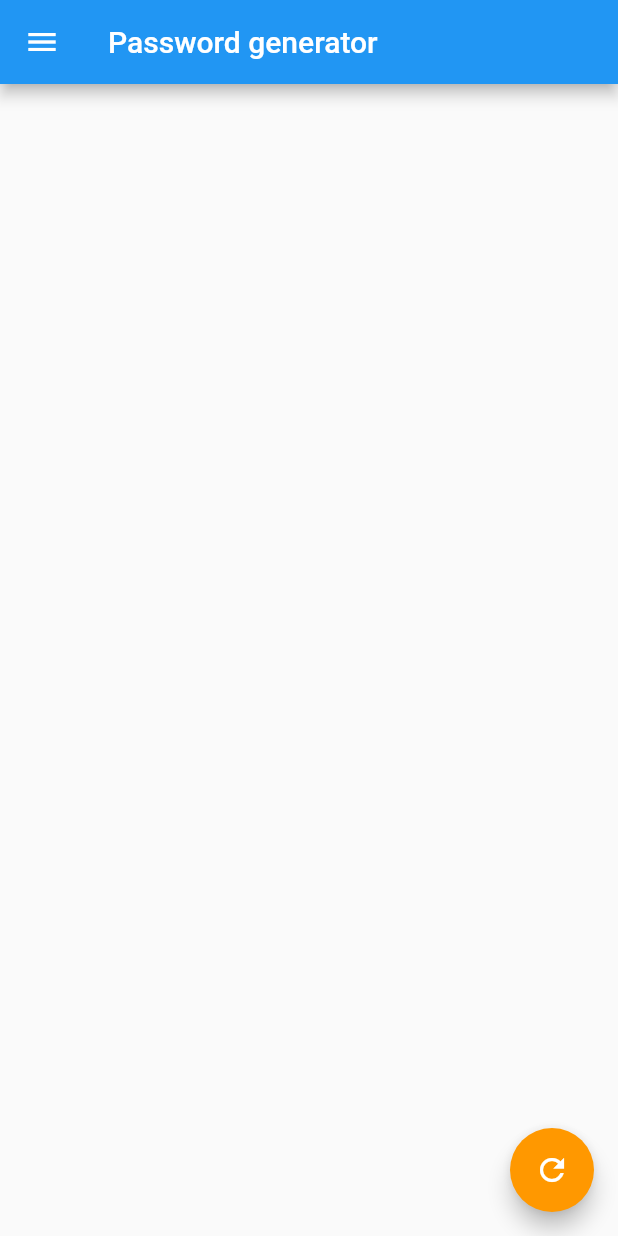
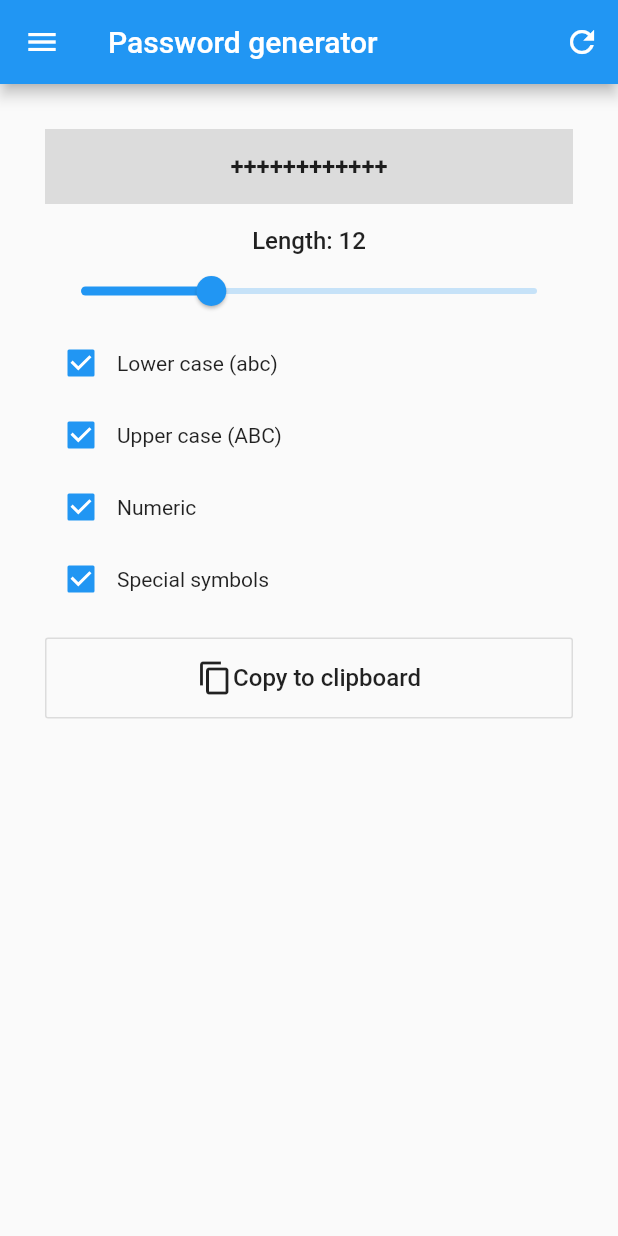
Before and after one commit to proteye/password-manager, a Flutter app: the PasswordGeneratorScreen screen opened by its route, after a tap on the "refresh" icon, on a phone screen of 412 x 824 dp. Run offline on Flutter 3.47's test engine with Material 2 defaults, Android fonts, the phone set to English and light mode, and no system bars; our stand-ins replace sqflite, synchronized; accounts and stored records are empty.

Commit message:
added password generator screen and logic

```diff
--- a/lib/src/screens/password_generator/password_generator.screen.dart
+++ b/lib/src/screens/password_generator/password_generator.screen.dart
@@ -2,6 +2,7 @@ import 'package:flutter/material.dart';
 import 'package:flutter/services.dart';
 
 import 'package:password_manager/src/drawer.dart';
+import 'package:password_manager/src/utils/password.util.dart';
 
 class PasswordGeneratorScreen extends StatefulWidget {
   @override
@@ -11,10 +12,56 @@ class PasswordGeneratorScreen extends StatefulWidget {
 
 class _PasswordGeneratorScreenState extends State<PasswordGeneratorScreen> {
   final _scaffoldKey = GlobalKey<ScaffoldState>();
-  final _formKey = GlobalKey<FormState>();
+  double _length = 12.0;
+  bool _lowerAlpha = true;
+  bool _upperAlpha = true;
+  bool _numeric = true;
+  bool _specSymbols = true;
+  String _password = PasswordHelper.randomString(12);
 
-  _copyToClipboard(value) {
-    Clipboard.setData(ClipboardData(text: value));
+  _generatePassword() {
+    int length = _length.round();
+    var allSymbols = _lowerAlpha && _upperAlpha && _numeric && _specSymbols;
+    var alphaNumeric = _lowerAlpha && _upperAlpha && _numeric && !_specSymbols;
+    var alphaAll = _lowerAlpha && _upperAlpha && !_numeric && !_specSymbols;
+    var alphaLower = _lowerAlpha && !_upperAlpha && !_numeric && !_specSymbols;
+    var alphaUpper = !_lowerAlpha && _upperAlpha && !_numeric && !_specSymbols;
+    var numeric = !_lowerAlpha && !_upperAlpha && _numeric && !_specSymbols;
+    var specSymbols = !_lowerAlpha && !_upperAlpha && !_numeric && _specSymbols;
+
+    setState(() {
+      if (allSymbols) {
+        _password = PasswordHelper.randomString(length);
+      } else if (alphaNumeric) {
+        _password = PasswordHelper.randomAlphaNumeric(length);
+      } else if (alphaAll) {
+        _password = PasswordHelper.randomAlpha(length);
+      } else if (alphaLower) {
+        _password = PasswordHelper.randomAlphaLower(length);
+      } else if (alphaUpper) {
+        _password = PasswordHelper.randomAlphaUpper(length);
+      } else if (numeric) {
+        _password = PasswordHelper.randomNumeric(length);
+      } else if (specSymbols) {
+        _password = PasswordHelper.randomSpecSymbols(length);
+      } else {
+        _password = PasswordHelper.randomString(length);
+      }
+    });
+  }
+
+  _onSliderChanged(double value) {
+    var oldLength = _length;
+    setState(() {
+      _length = value;
+    });
+    if (oldLength.round() != value.round()) {
+      _generatePassword();
+    }
+  }
+
+  _copyToClipboard() {
+    Clipboard.setData(ClipboardData(text: _password));
     _scaffoldKey.currentState.hideCurrentSnackBar();
     _scaffoldKey.currentState
         .showSnackBar(SnackBar(content: Text('Password copied to clipboard')));
@@ -26,26 +73,133 @@ class _PasswordGeneratorScreenState extends State<PasswordGeneratorScreen> {
       key: _scaffoldKey,
       appBar: AppBar(
         title: Text('Password generator'),
+        actions: <Widget>[
+          IconButton(
+            icon: Icon(Icons.refresh),
+            tooltip: 'Generate password',
+            onPressed: _generatePassword,
+          ),
+        ],
       ),
       drawer: AppDrawer(),
       body: SingleChildScrollView(
         child: Container(
           alignment: Alignment.topCenter,
           margin: const EdgeInsets.all(30.0),
-          child: Form(
-            key: _formKey,
-            child: Column(
-              mainAxisAlignment: MainAxisAlignment.start,
-              children: <Widget>[],
-            ),
+          child: Column(
+            children: <Widget>[
+              Container(
+                alignment: Alignment.center,
+                height: 50.0,
+                color: Colors.black12,
+                child: Text(
+                  _password,
+                  style: TextStyle(
+                    fontSize: 16.0,
+                    fontWeight: FontWeight.bold,
+                  ),
+                ),
+              ),
+              SizedBox(height: 15.0),
+              Text(
+                'Length: ${_length.round()}',
+                style: TextStyle(fontSize: 16.0, fontWeight: FontWeight.w500),
+              ),
+              Slider.adaptive(
+                value: _length,
+                min: 4.0,
+                max: 32.0,
+                onChanged: _onSliderChanged,
+              ),
+              Row(
+                children: <Widget>[
+                  Checkbox(
+                    value: _lowerAlpha,
+                    onChanged: (value) {
+                      bool isAccept = _upperAlpha || _numeric || _specSymbols;
+                      if (!value && !isAccept) {
+                        return;
+                      }
+                      setState(() {
+                        _lowerAlpha = value;
+                        _generatePassword();
+                      });
+                    },
+                  ),
+                  Text('Lower case (abc)'),
+                ],
+              ),
+              Row(
+                children: <Widget>[
+                  Checkbox(
+                    value: _upperAlpha,
+                    onChanged: (value) {
+                      bool isAccept = _lowerAlpha || _numeric || _specSymbols;
+                      if (!value && !isAccept) {
+                        return;
+                      }
+                      setState(() {
+                        _upperAlpha = value;
+                        _generatePassword();
+                      });
+                    },
+                  ),
+                  Text('Upper case (ABC)'),
+                ],
+              ),
+              Row(
+                children: <Widget>[
+                  Checkbox(
+                    value: _numeric,
+                    onChanged: (value) {
+                      bool isAccept =
+                          _lowerAlpha || _upperAlpha || _specSymbols;
+                      if (!value && !isAccept) {
+                        return;
+                      }
+                      setState(() {
+                        _numeric = value;
+                        _generatePassword();
+                      });
+                    },
+                  ),
+                  Text('Numeric'),
+                ],
+              ),
+              Row(
+                children: <Widget>[
+                  Checkbox(
+                    value: _specSymbols,
+                    onChanged: (value) {
+                      bool isAccept = _lowerAlpha || _upperAlpha || _numeric;
+                      if (!value && !isAccept) {
+                        return;
+                      }
+                      setState(() {
+                        _specSymbols = value;
+                        _generatePassword();
+                      });
+                    },
+                  ),
+                  Text('Special symbols'),
+                ],
+              ),
+              SizedBox(height: 15.0),
+              OutlineButton(
+                padding: EdgeInsets.all(15.0),
+                child: Row(
+                  mainAxisAlignment: MainAxisAlignment.center,
+                  crossAxisAlignment: CrossAxisAlignment.center,
+                  children: <Widget>[
+                    Icon(Icons.content_copy),
+                    Text('Copy to clipboard', style: TextStyle(fontSize: 16.0)),
+                  ],
+                ),
+                onPressed: _copyToClipboard,
+              ),
+            ],
           ),
         ),
-      ),
-      floatingActionButton: FloatingActionButton(
-        onPressed: () {},
-        tooltip: 'Generate password',
-        backgroundColor: Colors.orange,
-        child: Icon(Icons.refresh),
       ),
     );
   }
--- /dev/null
+++ b/lib/src/utils/password.util.dart
@@ -0,0 +1,65 @@
+import 'dart:math';
+
+const ASCII_START = 33;
+const ASCII_END = 126;
+const NUMERIC_START = 48;
+const NUMERIC_END = 57;
+const LOWER_ALPHA_START = 97;
+const LOWER_ALPHA_END = 122;
+const UPPER_ALPHA_START = 65;
+const UPPER_ALPHA_END = 90;
+const SPEC_SYMBOLS_START = 33;
+const SPEC_SYMBOLS_END = 47;
+
+class PasswordHelper {
+  static int randomBetween(int from, int to) {
+    if (from > to) {
+      throw new Exception('$from cannot be > $to');
+    }
+    var rand = new Random.secure();
+    return ((to - from) * rand.nextDouble()).toInt() + from;
+  }
+
+  static String randomString(int length,
+      {int from: ASCII_START, int to: ASCII_END}) {
+    return new String.fromCharCodes(
+      new List.generate(length, (index) => randomBetween(from, to)),
+    );
+  }
+
+  static String randomNumeric(int length) =>
+      randomString(length, from: NUMERIC_START, to: NUMERIC_END);
+
+  static String randomAlphaLower(int length) =>
+      randomString(length, from: LOWER_ALPHA_START, to: LOWER_ALPHA_END);
+
+  static String randomAlphaUpper(int length) =>
+      randomString(length, from: UPPER_ALPHA_START, to: UPPER_ALPHA_END);
+
+  static String randomSpecSymbols(int length) =>
+      randomString(length, from: SPEC_SYMBOLS_START, to: SPEC_SYMBOLS_END);
+
+  static String randomAlpha(int length) {
+    var lowerAlphaLength = randomBetween(0, length);
+    var upperAlphaLength = length - lowerAlphaLength;
+    var lowerAlpha = randomString(lowerAlphaLength,
+        from: LOWER_ALPHA_START, to: LOWER_ALPHA_END);
+    var upperAlpha = randomString(upperAlphaLength,
+        from: UPPER_ALPHA_START, to: UPPER_ALPHA_END);
+    return randomMerge(lowerAlpha, upperAlpha);
+  }
+
+  static String randomAlphaNumeric(int length) {
+    var alphaLength = randomBetween(0, length);
+    var numericLength = length - alphaLength;
+    var alpha = randomAlpha(alphaLength);
+    var numeric = randomNumeric(numericLength);
+    return randomMerge(alpha, numeric);
+  }
+
+  static String randomMerge(String a, String b) {
+    List<int> mergedCodeUnits = new List.from("$a$b".codeUnits);
+    mergedCodeUnits.shuffle();
+    return new String.fromCharCodes(mergedCodeUnits);
+  }
+}
```
